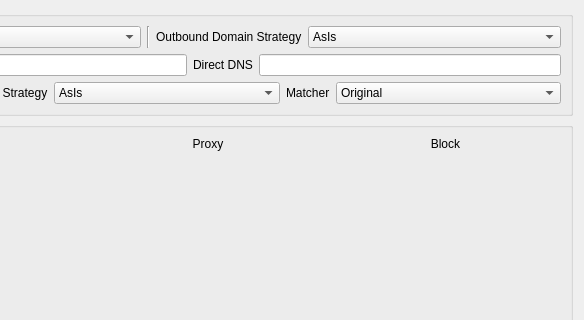
Old version of the form ui/dialog_manage_routes.ui in the repository MatsuriDayo/nekoray; both pictures show x 216 to 800 and y 0 to 320 of the 800 by 600 pixel window.
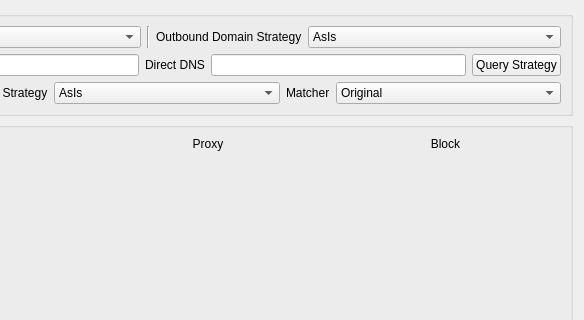
New version of the form.

Commit message: feat: dns query strategy

```diff
--- a/ui/dialog_manage_routes.ui
+++ b/ui/dialog_manage_routes.ui
@@ -132,6 +132,13 @@
         <item>
          <widget class="QLineEdit" name="dns_direct"/>
         </item>
+        <item>
+         <widget class="QPushButton" name="queryStrategy">
+          <property name="text">
+           <string>Query Strategy</string>
+          </property>
+         </widget>
+        </item>
        </layout>
       </item>
       <item>
```
The commit also changes 7 other files.
